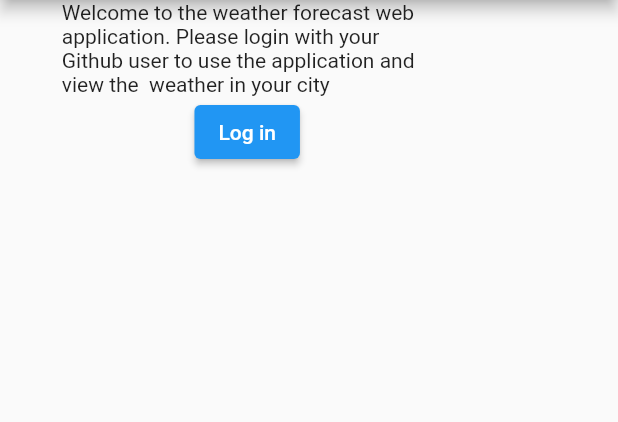
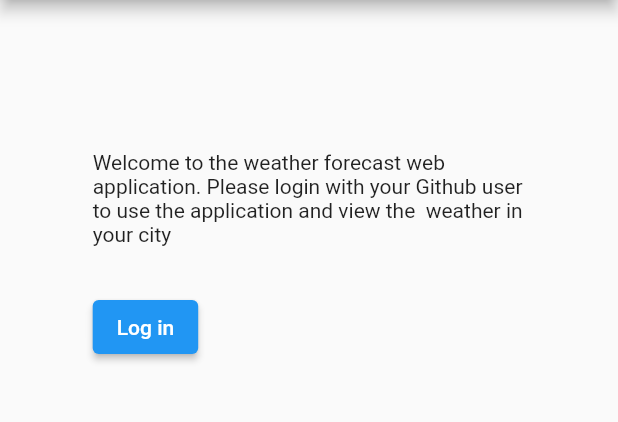
Before and after one commit to azeunkn0wn/Ehrlich-Weather-Forecast, a Flutter app: the screen it shows after launch, on a phone screen of 412 x 824 dp, the part 84-506 px from its top. Run offline on Flutter 3.47's test engine with Material 2 defaults, Android fonts, the phone set to English and light mode, and no system bars; our stand-ins replace flutter_dotenv, flutter_secure_storage; missing offline and left inert: auth0_flutter, unities_helper.

Commit message:
style adjusting layout to fit the mockup

```diff
--- a/lib/drawer/drawer.dart
+++ b/lib/drawer/drawer.dart
@@ -17,7 +17,7 @@ class MainDrawer extends StatelessWidget {
           child: Column(
             children: [
               CustomDrawerTiles(
-                  icon: Icon(Icons.home), title: "Home", onTap: () {}),
+                  icon: const Icon(Icons.home), title: "Home", onTap: () {}),
             ],
           ),
         ),
--- a/lib/login_screen.dart
+++ b/lib/login_screen.dart
@@ -34,7 +34,7 @@ class _LoginScreenState extends State<LoginScreen> {
         context,
         MaterialPageRoute<void>(
           builder: (BuildContext context) =>
-              HomeScreen(user: authController.user),
+              HomeScreen(authController: authController),
         ),
       );
     }
@@ -43,39 +43,41 @@ class _LoginScreenState extends State<LoginScreen> {
   @override
   Widget build(BuildContext context) {
     debugPrint('userIsLoggedIn = $userIsLoggedIn');
+
+    var margin = EdgeInsets.symmetric(
+      horizontal: MediaQuery.of(context).size.width * 0.15,
+    );
     return Scaffold(
       appBar: AppBar(
-        leading: Icon(Icons.cloud),
-        title: Text('Weather Forecast'),
-        // actions: [
-        //   Visibility(
-        //     visible: userIsLoggedIn,
-        //     child: ElevatedButton(
-        //       onPressed: _logout,
-        //       child: Text('Logout'),
-        //     ),
-        //   )
-        // ],
+        leading: const Icon(Icons.cloud),
+        title: const Text('Weather Forecast'),
       ),
       body: Column(
         children: [
-          Container(
-              padding: EdgeInsets.symmetric(
-                  horizontal: MediaQuery.of(context).size.width * 0.1),
-              width: MediaQuery.of(context).size.width * 0.8,
-              child: Text(
+          const Padding(padding: EdgeInsets.only(bottom: 100)),
+          Align(
+            alignment: Alignment.center,
+            child: Container(
+                margin: margin,
+                child: const Text(
                   landingPageMessage,
                   softWrap: true,
                   maxLines: 5,
                   textAlign: TextAlign.left,
                 )),
-          // loginButton(),
-          Visibility(
-              visible: !userIsLoggedIn,
-              child: ElevatedButton(
+          ),
+          const Padding(padding: EdgeInsets.only(bottom: 30)),
+          Container(
+            margin: margin,
+            child: Row(
+              children: [
+                ElevatedButton(
                   onPressed: _login,
                   child: const Text("Log in"),
-              ))
+                ),
+              ],
+            ),
+          ),
         ],
       ),
     );
```
Lines whose indentation alone changed are shown as unchanged.
